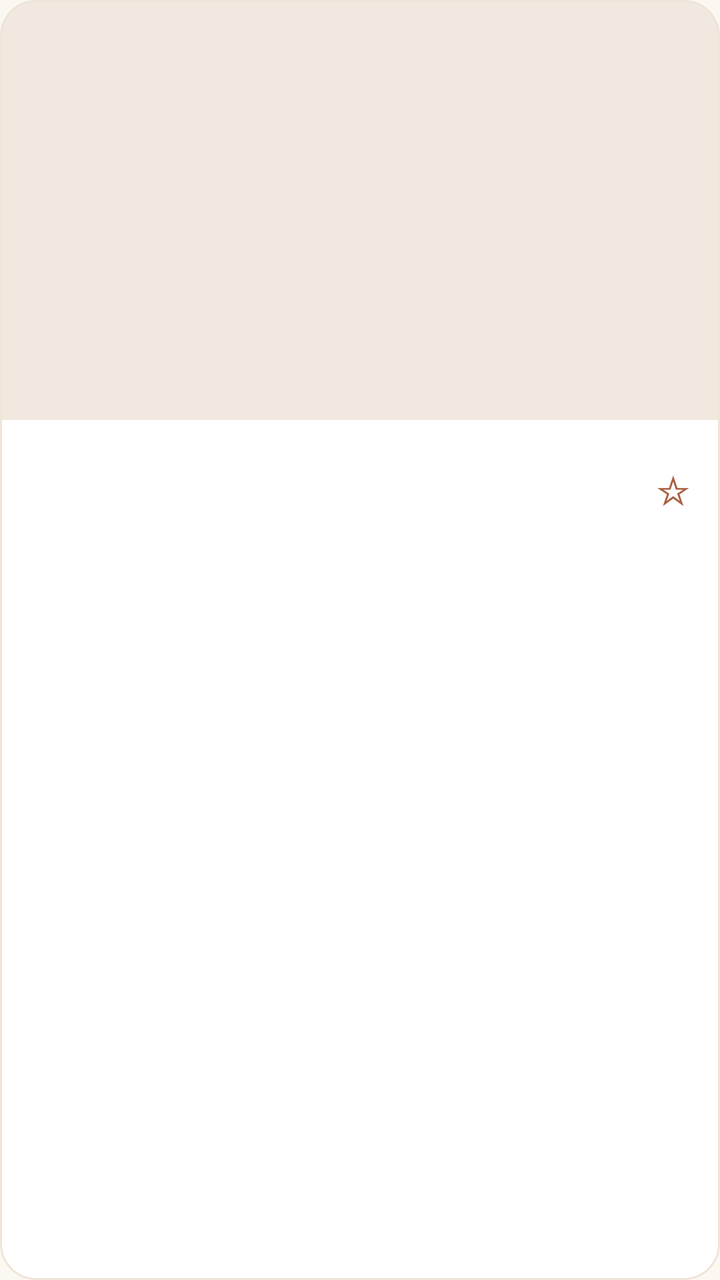
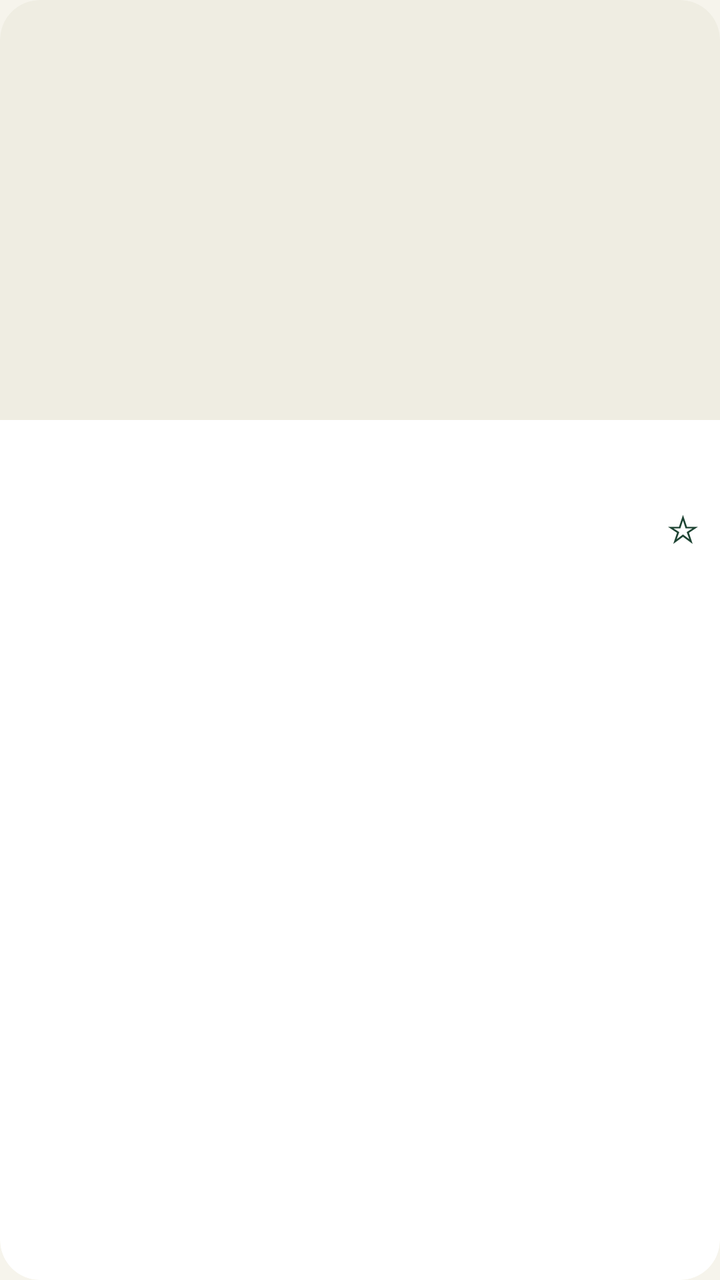

An Android layout rendered at two revisions. The XML below is the earlier revision; the diff shows what the commit changed to produce the second picture.
<!-- AndroidManifest.xml: application theme Theme.PhotoBlog -->
<!-- res/layout/item_image.xml -->
<?xml version="1.0" encoding="utf-8"?>
<com.google.android.material.card.MaterialCardView
    xmlns:android="http://schemas.android.com/apk/res/android"
    xmlns:app="http://schemas.android.com/apk/res-auto"
    android:layout_width="match_parent"
    android:layout_height="wrap_content"
    android:layout_marginHorizontal="4dp"
    android:layout_marginVertical="6dp"
    app:cardCornerRadius="18dp"
    app:cardElevation="0dp"
    app:strokeWidth="1dp"
    app:strokeColor="@color/color_card_stroke"
    app:cardBackgroundColor="@color/color_surface">

    <LinearLayout
        android:layout_width="match_parent"
        android:layout_height="wrap_content"
        android:orientation="vertical"
        android:paddingBottom="14dp">

        <ImageView
            android:id="@+id/imageViewItem"
            android:layout_width="match_parent"
            android:layout_height="210dp"
            android:scaleType="centerCrop"
            android:background="@color/color_chip_background"
            android:contentDescription="게시물 사진" />

        <LinearLayout
            android:layout_width="match_parent"
            android:layout_height="wrap_content"
            android:orientation="horizontal"
            android:gravity="center_vertical"
            android:paddingStart="14dp"
            android:paddingEnd="6dp"
            android:paddingTop="10dp">

            <TextView
                android:id="@+id/titleViewItem"
                android:layout_width="0dp"
                android:layout_height="wrap_content"
                android:layout_weight="1"
                android:textStyle="bold"
                android:textSize="16sp"
                android:textColor="@color/color_text_primary" />

            <Button
                android:id="@+id/favoriteButton"
                style="?attr/borderlessButtonStyle"
                android:layout_width="wrap_content"
                android:layout_height="wrap_content"
                android:minWidth="0dp"
                android:minHeight="0dp"
                android:paddingStart="8dp"
                android:paddingEnd="8dp"
                android:textSize="20sp"
                android:textColor="@color/color_primary"
                android:text="☆" />
        </LinearLayout>

        <TextView
            android:id="@+id/authorViewItem"
            android:layout_width="match_parent"
            android:layout_height="wrap_content"
            android:paddingStart="14dp"
            android:paddingEnd="14dp"
            android:paddingTop="1dp"
            android:textSize="12sp"
            android:textColor="@color/color_text_secondary" />

        <TextView
            android:id="@+id/textViewItem"
            android:layout_width="match_parent"
            android:layout_height="wrap_content"
            android:paddingStart="14dp"
            android:paddingEnd="14dp"
            android:paddingTop="6dp"
            android:maxLines="2"
            android:ellipsize="end"
            android:lineSpacingExtra="2dp"
            android:textSize="14sp"
            android:textColor="@color/color_text_primary" />

        <LinearLayout
            android:id="@+id/ownerActionsRow"
            android:layout_width="match_parent"
            android:layout_height="wrap_content"
            android:orientation="horizontal"
            android:paddingStart="10dp"
            android:paddingEnd="10dp"
            android:paddingTop="10dp"
            android:visibility="gone">

            <com.google.android.material.button.MaterialButton
                android:id="@+id/editButton"
                style="@style/Widget.Material3.Button.TonalButton"
                android:layout_width="0dp"
                android:layout_height="wrap_content"
                android:layout_weight="1"
                android:layout_marginEnd="6dp"
                android:text="수정" />

            <com.google.android.material.button.MaterialButton
                android:id="@+id/deleteButton"
                style="@style/Widget.Material3.Button.OutlinedButton"
                android:layout_width="0dp"
                android:layout_height="wrap_content"
                android:layout_weight="1"
                android:layout_marginStart="6dp"
                android:textColor="@color/color_error"
                app:strokeColor="@color/color_error"
                android:text="삭제" />
        </LinearLayout>
    </LinearLayout>
</com.google.android.material.card.MaterialCardView>
<!-- resources referenced by this layout -->
<resources>
  <color name="color_card_stroke">#EEE4D8</color>
  <color name="color_chip_background">#F1E9DF</color>
  <color name="color_error">#B3493A</color>
  <color name="color_primary">#A9603F</color>
  <color name="color_surface">#FFFFFF</color>
  <color name="color_text_primary">#2B2622</color>
  <color name="color_text_secondary">#8A8178</color>
  <style name="Theme.PhotoBlog" parent="Base.Theme.PhotoBlog" />
  <style name="Base.Theme.PhotoBlog" parent="Theme.Material3.DayNight.NoActionBar">
          <item name="colorPrimary">@color/color_primary</item>
          <item name="colorPrimaryVariant">@color/color_primary_variant</item>
          <item name="colorOnPrimary">@color/color_on_primary</item>
          <item name="colorSecondary">@color/color_secondary</item>
          <item name="colorOnSecondary">@color/color_on_secondary</item>
          <item name="colorSurface">@color/color_surface</item>
          <item name="colorOnSurface">@color/color_text_primary</item>
          <item name="colorError">@color/color_error</item>
          <item name="android:colorBackground">@color/color_background</item>
          <item name="android:textColorPrimary">@color/color_text_primary</item>
          <item name="android:textColorSecondary">@color/color_text_secondary</item>
          <item name="android:windowBackground">@color/color_background</item>
          <item name="android:statusBarColor">@color/color_background</item>
          <item name="android:windowLightStatusBar">true</item>
          <item name="fontFamily">sans-serif</item>
      </style>
  <color name="color_primary_variant">#7C4530</color>
  <color name="color_on_primary">#FFFFFF</color>
  <color name="color_secondary">#5B6B4F</color>
  <color name="color_on_secondary">#FFFFFF</color>
  <color name="color_background">#FBF7F1</color>
</resources>

<!-- the commit's change to res/layout/item_image.xml (unified diff, before → after) -->
@@ -4,19 +4,18 @@
     xmlns:app="http://schemas.android.com/apk/res-auto"
     android:layout_width="match_parent"
     android:layout_height="wrap_content"
-    android:layout_marginHorizontal="4dp"
-    android:layout_marginVertical="6dp"
-    app:cardCornerRadius="18dp"
+    android:layout_marginHorizontal="2dp"
+    android:layout_marginVertical="10dp"
+    app:cardCornerRadius="20dp"
     app:cardElevation="0dp"
-    app:strokeWidth="1dp"
-    app:strokeColor="@color/color_card_stroke"
+    app:strokeWidth="0dp"
     app:cardBackgroundColor="@color/color_surface">
 
     <LinearLayout
         android:layout_width="match_parent"
         android:layout_height="wrap_content"
         android:orientation="vertical"
-        android:paddingBottom="14dp">
+        android:paddingBottom="16dp">
 
         <ImageView
             android:id="@+id/imageViewItem"
@@ -26,14 +25,24 @@
             android:background="@color/color_chip_background"
             android:contentDescription="게시물 사진" />
 
+        <TextView
+            android:id="@+id/authorViewItem"
+            android:layout_width="match_parent"
+            android:layout_height="wrap_content"
+            android:paddingStart="16dp"
+            android:paddingEnd="16dp"
+            android:paddingTop="12dp"
+            android:textSize="12sp"
+            android:textColor="@color/color_text_secondary" />
+
         <LinearLayout
             android:layout_width="match_parent"
             android:layout_height="wrap_content"
             android:orientation="horizontal"
             android:gravity="center_vertical"
-            android:paddingStart="14dp"
-            android:paddingEnd="6dp"
-            android:paddingTop="10dp">
+            android:paddingStart="16dp"
+            android:paddingEnd="10dp"
+            android:paddingTop="2dp">
 
             <TextView
                 android:id="@+id/titleViewItem"
@@ -41,7 +50,7 @@
                 android:layout_height="wrap_content"
                 android:layout_weight="1"
                 android:textStyle="bold"
-                android:textSize="16sp"
+                android:textSize="17sp"
                 android:textColor="@color/color_text_primary" />
 
             <Button
@@ -52,63 +61,61 @@
                 android:minWidth="0dp"
                 android:minHeight="0dp"
                 android:paddingStart="8dp"
-                android:paddingEnd="8dp"
-                android:textSize="20sp"
+                android:paddingEnd="0dp"
+                android:textSize="19sp"
                 android:textColor="@color/color_primary"
                 android:text="☆" />
         </LinearLayout>
 
         <TextView
-            android:id="@+id/authorViewItem"
-            android:layout_width="match_parent"
-            android:layout_height="wrap_content"
-            android:paddingStart="14dp"
-            android:paddingEnd="14dp"
-            android:paddingTop="1dp"
-            android:textSize="12sp"
-            android:textColor="@color/color_text_secondary" />
-
-        <TextView
             android:id="@+id/textViewItem"
             android:layout_width="match_parent"
             android:layout_height="wrap_content"
-            android:paddingStart="14dp"
-            android:paddingEnd="14dp"
-            android:paddingTop="6dp"
+            android:paddingStart="16dp"
+            android:paddingEnd="16dp"
+            android:paddingTop="4dp"
             android:maxLines="2"
             android:ellipsize="end"
             android:lineSpacingExtra="2dp"
             android:textSize="14sp"
-            android:textColor="@color/color_text_primary" />
+            android:textColor="@color/color_text_secondary" />
 
         <LinearLayout
             android:id="@+id/ownerActionsRow"
             android:layout_width="match_parent"
             android:layout_height="wrap_content"
             android:orientation="horizontal"
-            android:paddingStart="10dp"
-            android:paddingEnd="10dp"
-            android:paddingTop="10dp"
+            android:paddingStart="16dp"
+            android:paddingEnd="16dp"
+            android:paddingTop="12dp"
             android:visibility="gone">
 
             <com.google.android.material.button.MaterialButton
                 android:id="@+id/editButton"
-                style="@style/Widget.Material3.Button.TonalButton"
                 android:layout_width="0dp"
-                android:layout_height="wrap_content"
+                android:layout_height="44dp"
                 android:layout_weight="1"
-                android:layout_marginEnd="6dp"
+                android:layout_marginEnd="5dp"
+                android:insetTop="0dp"
+                android:insetBottom="0dp"
+                app:backgroundTint="@color/color_secondary"
+                android:textColor="@color/color_on_secondary"
+                android:textSize="13sp"
+                app:cornerRadius="22dp"
                 android:text="수정" />
 
             <com.google.android.material.button.MaterialButton
                 android:id="@+id/deleteButton"
-                style="@style/Widget.Material3.Button.OutlinedButton"
                 android:layout_width="0dp"
-                android:layout_height="wrap_content"
+                android:layout_height="44dp"
                 android:layout_weight="1"
-                android:layout_marginStart="6dp"
-                android:textColor="@color/color_error"
-                app:strokeColor="@color/color_error"
+                android:layout_marginStart="5dp"
+                android:insetTop="0dp"
+                android:insetBottom="0dp"
+                app:backgroundTint="@color/color_secondary"
+                android:textColor="@color/color_on_secondary"
+                android:textSize="13sp"
+                app:cornerRadius="22dp"
                 android:text="삭제" />
         </LinearLayout>
     </LinearLayout>
<!-- resource entries referenced after the edit -->
@@ -1,12 +1,11 @@
 <!-- resources referenced by this layout -->
 <resources>
-  <color name="color_card_stroke">#EEE4D8</color>
-  <color name="color_chip_background">#F1E9DF</color>
+  <color name="color_chip_background">#EFEDE2</color>
   <color name="color_error">#B3493A</color>
-  <color name="color_primary">#A9603F</color>
+  <color name="color_primary">#1E4433</color>
   <color name="color_surface">#FFFFFF</color>
-  <color name="color_text_primary">#2B2622</color>
-  <color name="color_text_secondary">#8A8178</color>
+  <color name="color_text_primary">#232321</color>
+  <color name="color_text_secondary">#8C897F</color>
   <style name="Theme.PhotoBlog" parent="Base.Theme.PhotoBlog" />
   <style name="Base.Theme.PhotoBlog" parent="Theme.Material3.DayNight.NoActionBar">
           <item name="colorPrimary">@color/color_primary</item>
@@ -25,10 +24,10 @@
           <item name="android:windowLightStatusBar">true</item>
           <item name="fontFamily">sans-serif</item>
       </style>
-  <color name="color_primary_variant">#7C4530</color>
+  <color name="color_primary_variant">#163226</color>
   <color name="color_on_primary">#FFFFFF</color>
-  <color name="color_secondary">#5B6B4F</color>
-  <color name="color_on_secondary">#FFFFFF</color>
-  <color name="color_background">#FBF7F1</color>
+  <color name="color_secondary">#DCEADC</color>
+  <color name="color_on_secondary">#1E4433</color>
+  <color name="color_background">#F6F4EC</color>
 </resources>
 
